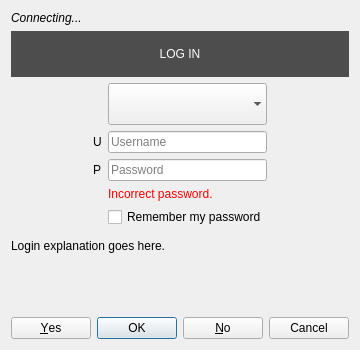
Qt form src/desktop/ui/logindialog.ui (drawpile/Drawpile) before a commit.
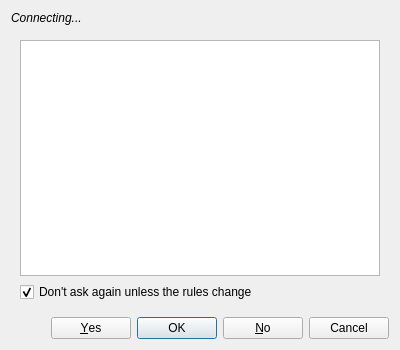
The same form after that commit. The open tabs and pages were chosen to show the change. Icons and pictures are not drawn. Custom widgets are drawn as their Qt base class.

Commit message:
Allow prompting users to accept server rules
The server can set the `rulesText` config option, which supporting
clients will show to the user upon connecting. Accepting the rules will
remember that fact by default until the rules change.

What changed in the file:
```diff
--- a/src/desktop/ui/logindialog.ui
+++ b/src/desktop/ui/logindialog.ui
@@ -6,7 +6,7 @@
    <rect>
     <x>0</x>
     <y>0</y>
-    <width>350</width>
+    <width>400</width>
     <height>350</height>
    </rect>
   </property>
@@ -814,6 +814,27 @@
        </item>
       </layout>
      </widget>
+     <widget class="QWidget" name="rulesPage">
+      <layout class="QVBoxLayout" name="verticalLayout">
+       <item>
+        <widget class="QTextBrowser" name="rulesTextBrowser">
+         <property name="openExternalLinks">
+          <bool>true</bool>
+         </property>
+        </widget>
+       </item>
+       <item>
+        <widget class="QCheckBox" name="rulesRememberBox">
+         <property name="text">
+          <string>Don't ask again unless the rules change</string>
+         </property>
+         <property name="checked">
+          <bool>true</bool>
+         </property>
+        </widget>
+       </item>
+      </layout>
+     </widget>
     </widget>
    </item>
    <item>
```
The commit also changes 10 other files.
